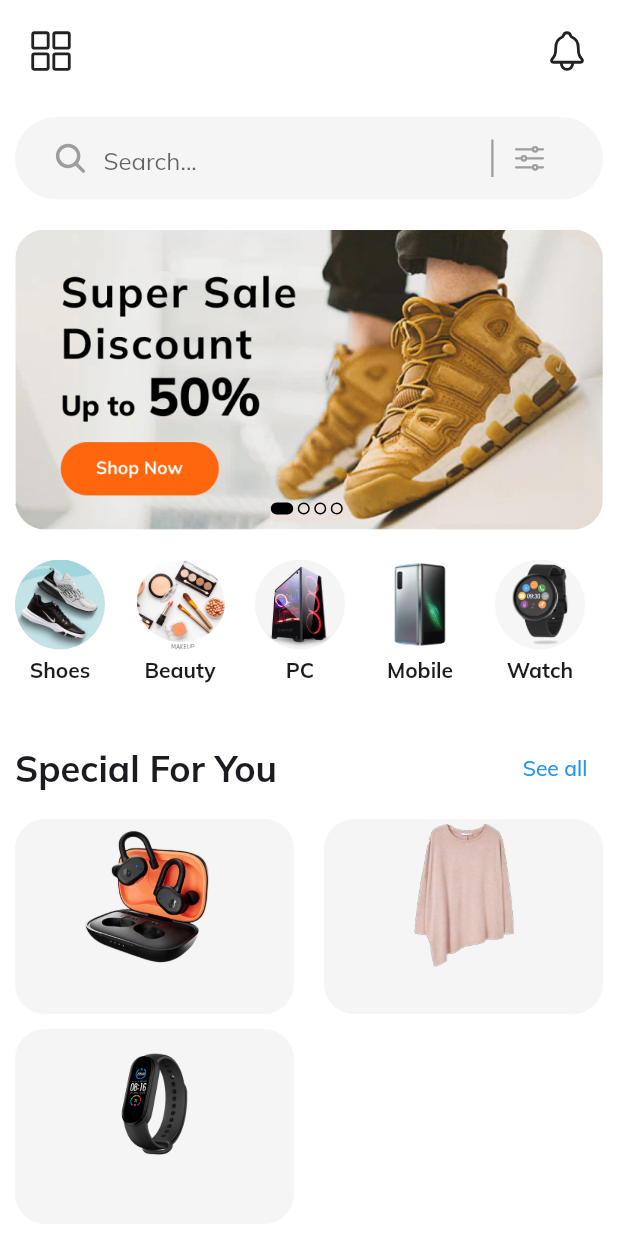
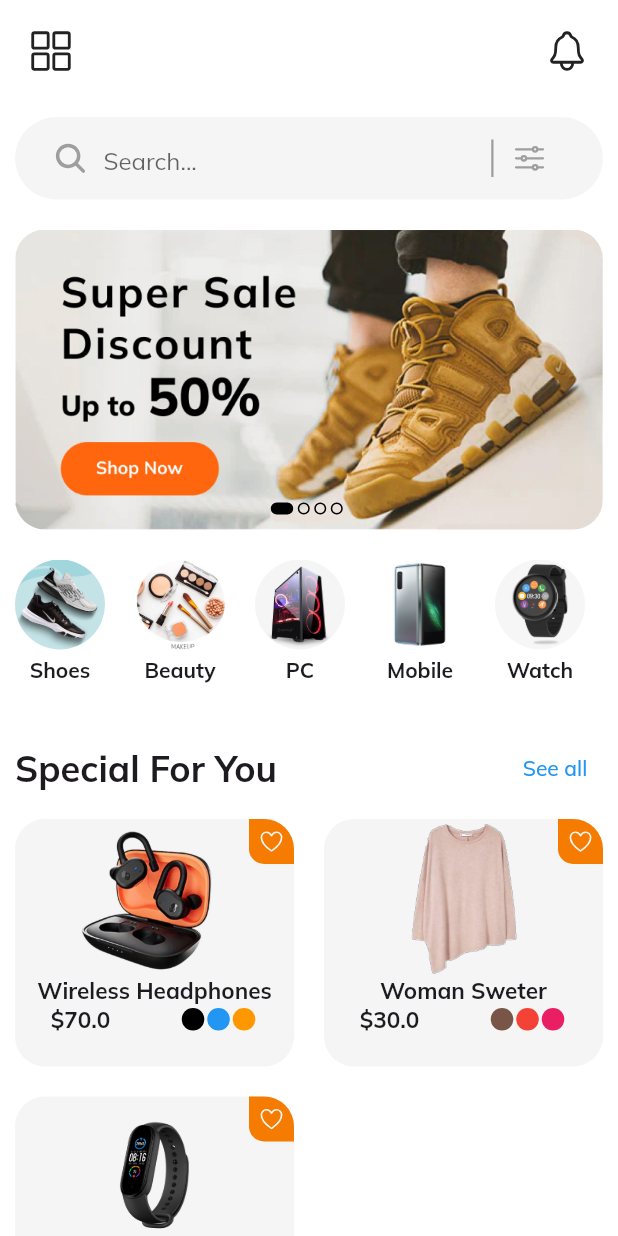
Before and after one commit to Victor-Zarzar/shopping-flutter, a Flutter app: the screen it shows after launch, on a phone screen of 412 x 824 dp. Run offline on Flutter 3.47's test engine with Material 3 defaults, Android fonts, the phone set to English and light mode, and no system bars; our stand-ins replace google_fonts, ionicons.

Commit message:
create component productscard, and updates in apptheme, homepage, and product.

```diff
--- a/lib/components/app_theme.dart
+++ b/lib/components/app_theme.dart
@@ -46,7 +46,7 @@ class ContainerColor {
 class ProductColor {
   ProductColor._();
 
-  static Color get primaryColor => const Color(0x00000000);
+  static Color get primaryColor => const Color(0xFF000000);
 
   static Color get secondaryColor => const Color(0xFF2196F3);
 
@@ -58,3 +58,11 @@ class ProductColor {
 
   static Color get sixthColor => const Color(0xFFE91E63);
 }
+
+class CardColors {
+  CardColors._();
+
+  static Color get primaryColor => const Color(0xFFF57C00);
+
+  static Color get secondaryColor => const Color(0xffF5F5F5);
+}
--- a/lib/models/product.dart
+++ b/lib/models/product.dart
@@ -27,7 +27,7 @@ final List<Product> products = [
     description:
         "Wireless headphones with excellent sound quality and modern design. Features 40mm drivers for powerful bass and crisp highs. The battery lasts up to 20 hours on a single charge. The over-ear design with soft ear pads provides comfort for hours of wear. Available in three vibrant colors. Bluetooth 5.0 technology ensures stable and seamless connectivity.",
     image: "lib/assets/wireless.png",
-    price: 120,
+    price: 70,
     colors: [
       ProductColor.primaryColor,
       ProductColor.secondaryColor,
@@ -41,7 +41,7 @@ final List<Product> products = [
     description:
         "Women's stylish sweater with a flattering fit. Made from a soft, lightweight knit material that provides warmth without the bulk. Features a v-neckline and long sleeves for a classic look. Available in three versatile neutral colors that pair perfectly with any outfit. The ribbed hemline and cuffs add subtle detailing. An essential piece for any woman's wardrobe when the weather turns cool.",
     image: "lib/assets/sweet.png",
-    price: 120,
+    price: 30,
     colors: [
       ProductColor.fourthColor,
       ProductColor.fifithColor,
--- a/lib/pages/home_page.dart
+++ b/lib/pages/home_page.dart
@@ -1,4 +1,5 @@
 import 'package:flutter/material.dart';
+import 'package:ionicons/ionicons.dart';
 import 'package:shopping_app_flutter/components/app_bar_home.dart';
 import 'package:shopping_app_flutter/components/app_theme.dart';
 import 'package:shopping_app_flutter/components/carrousel_app.dart';
@@ -70,7 +71,7 @@ class _HomePageState extends State<HomePage> {
                   height: 10,
                 ),
                 SizedBox(
-                  height: 300,
+                  height: 350,
                   child: GridView.builder(
                     physics: const NeverScrollableScrollPhysics(),
                     shrinkWrap: true,
@@ -78,15 +79,15 @@ class _HomePageState extends State<HomePage> {
                         const SliverGridDelegateWithFixedCrossAxisCount(
                       crossAxisCount: 2,
                       crossAxisSpacing: 20,
-                      mainAxisSpacing: 10,
-                      mainAxisExtent: 130,
+                      mainAxisSpacing: 20,
+                      mainAxisExtent: 165,
                     ),
                     itemCount: products.length,
                     itemBuilder: (context, index) {
                       return Stack(
                         children: [
                           Container(
-                            height: 150,
+                            height: 250,
                             width: double.infinity,
                             decoration: BoxDecoration(
                               color: ContainerColor.primaryColor,
@@ -96,10 +97,65 @@ class _HomePageState extends State<HomePage> {
                               children: [
                                 Image.asset(
                                   products[index].image,
-                                  width: 100,
-                                  height: 100,
+                                  width: 120,
+                                  height: 105,
+                                ),
+                                Text(
+                                  products[index].title,
+                                  style: const TextStyle(
+                                      fontWeight: FontWeight.bold,
+                                      fontSize: 15),
+                                ),
+                                Row(
+                                  mainAxisAlignment:
+                                      MainAxisAlignment.spaceAround,
+                                  children: [
+                                    Text(
+                                      "\$${products[index].price}",
+                                      style: const TextStyle(
+                                          fontWeight: FontWeight.bold,
+                                          fontSize: 15),
+                                    ),
+                                    Row(
+                                      children: List.generate(
+                                        products[index].colors.length,
+                                        (cindex) => Container(
+                                          height: 15,
+                                          width: 15,
+                                          margin:
+                                              const EdgeInsets.only(right: 2),
+                                          decoration: BoxDecoration(
+                                            color:
+                                                products[index].colors[cindex],
+                                            shape: BoxShape.circle,
+                                          ),
+                                        ),
+                                      ),
+                                    ),
+                                  ],
                                 ),
                               ],
+                            ),
+                          ),
+                          Positioned.fill(
+                            child: Align(
+                              alignment: Alignment.topRight,
+                              child: Container(
+                                width: 30,
+                                height: 30,
+                                decoration: BoxDecoration(
+                                  color: CardColors.primaryColor,
+                                  borderRadius: const BorderRadius.only(
+                                    topRight: Radius.circular(20),
+                                    bottomLeft: Radius.circular(10),
+                                  ),
+                                ),
+                                child: Icon(
+                                  Ionicons.heart_outline,
+                                  color: CardColors.secondaryColor,
+                                  size: 18,
+                                ),
+                              ),
                             ),
                           ),
                         ],
```
Also changed, not shown: lib/components/products_card.dart (added, +85 -0 lines).
